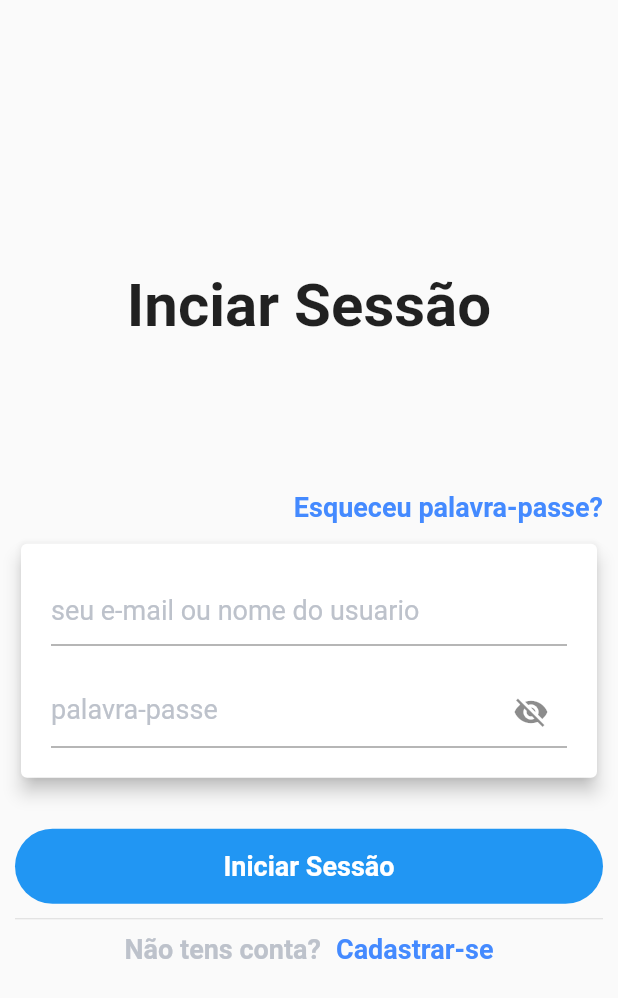
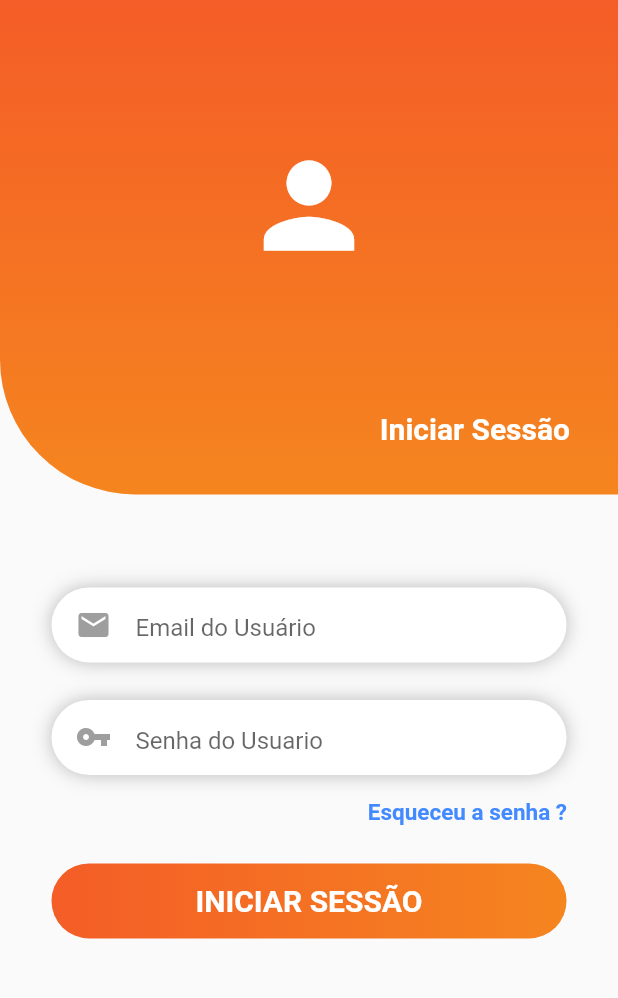
Before and after one commit to HoracioJunior/Food_Ordering_UI, a Flutter app: the screen it shows after launch, item 2 of the bottom bar chosen, after a tap on "Proceed To Checkout", on a phone screen of 412 x 824 dp. Shown: the top 998 px of the screen. Run offline on Flutter 3.47's test engine with Material 2 defaults, Android fonts, the phone set to English and light mode, and no system bars.

Commit message:
Melhoramentos na tela de Iniciar sessao

```diff
--- a/lib/src/pages/sign_page.dart
+++ b/lib/src/pages/sign_page.dart
@@ -7,138 +7,147 @@ class SignInPage extends StatefulWidget {
 }
 
 class _SignInPageState extends State<SignInPage> {
-  bool _toggleVisibility = true;
-
-  Widget _buildEmailTextField() {
-    return TextFormField(
-      decoration: InputDecoration(
-        hintText: "seu e-mail ou nome do usuario",
-        hintStyle: TextStyle(
-          color: Color(0xFFBDC2CB),
-          fontSize: 18.0,
-        ),
-      ),
-    );
-  }
-
-  Widget _buildPasswordTextField() {
-    return TextFormField(
-      decoration: InputDecoration(
-        hintText: "palavra-passe",
-        hintStyle: TextStyle(
-          color: Color(0xFFBDC2CB),
-          fontSize: 18.0,
-        ),
-        suffixIcon: IconButton(
-          onPressed: () {
-            setState(() {
-              _toggleVisibility = !_toggleVisibility;
-            });
-          },
-          icon: _toggleVisibility
-              ? Icon(Icons.visibility_off)
-              : Icon(Icons.visibility),
-        ),
-      ),
-      obscureText: _toggleVisibility,
-    );
-  }
-
   @override
   Widget build(BuildContext context) {
     return Scaffold(
-      body: Padding(
-        padding: EdgeInsets.symmetric(horizontal: 10.0),
+      body: Container(
+        child: Column(
+          children: <Widget>[
+            Container(
+              width: MediaQuery.of(context).size.width,
+              height: MediaQuery.of(context).size.height/2.5,
+              decoration: BoxDecoration(
+                gradient: LinearGradient(
+                  begin: Alignment.topCenter,
+                  end: Alignment.bottomCenter,
+                  colors: [
+                    Color(0xFFf45d27),
+                    Color(0xFFf5851f)
+                  ],
+                ),
+                borderRadius: BorderRadius.only(bottomLeft: Radius.circular(90))
+              ),
               child: Column(
                 mainAxisAlignment: MainAxisAlignment.center,
                 children: <Widget>[
-            Text(
-              "Inciar Sessão",
+                  Spacer(),
+                 Align(
+                   alignment: Alignment.center,
+                    child: Icon(Icons.person, size: 90, color: Colors.white,),
+                 ),
+                 Spacer(),
+                 Align(
+                   alignment: Alignment.bottomRight,
+                   child: Padding(
+                     padding: const EdgeInsets.only(right: 32, bottom: 32),
+                     child: Text("Iniciar Sessão",
                      style: TextStyle(
-                fontSize: 40.0,
+                       fontSize: 20.0,
                        fontWeight: FontWeight.bold,
+                       color: Colors.white
                      ),
                      ),
-            SizedBox(
-              height: 100.0,
-            ),
-            Row(
-              mainAxisAlignment: MainAxisAlignment.end,
-              children: <Widget>[
-                Text(
-                  "Esqueceu palavra-passe?",
-                  style: TextStyle(
-                    fontSize: 18.0,
-                    color: Colors.blueAccent,
-                    fontWeight: FontWeight.bold,
                    ),
                    ),
                 ],
               ),
-            SizedBox(
-              height: 10.0,
             ),
-            Card(
-              elevation: 5.0,
-              child: Padding(
-                padding: EdgeInsets.all(20.0),
+            Container(
+              width: MediaQuery.of(context).size.width,
+              height: MediaQuery.of(context).size.height/2.0,
+              padding: EdgeInsets.only(top: 62),
               child: Column(
                 children: <Widget>[
-                    _buildEmailTextField(),
-                    SizedBox(
-                      height: 20.0,
+                  Container(
+                    width: MediaQuery.of(context).size.width/1.2,
+                    height: 50,
+                    padding: EdgeInsets.only(top: 4,bottom: 4,left: 16,right: 16),
+                    decoration: BoxDecoration(
+                      borderRadius: BorderRadius.all(Radius.circular(50)),
+                      color: Colors.white,
+                      boxShadow: [
+                        BoxShadow(color: Colors.black26, blurRadius: 10.0)
+                      ],
                     ),
-                    _buildPasswordTextField(),
-                  ],
+                    child: TextField(
+                      decoration: InputDecoration(
+                        border: InputBorder.none,
+                        icon: Icon(Icons.email, color: Colors.grey,),
+                        hintText: "Email do Usuário",
                       ),
                     ),
                   ),
-            SizedBox(
-              height: 30.0,
+                  SizedBox(height: 25,),
+                  Container(
+                    width: MediaQuery.of(context).size.width/1.2,
+                    height: 50,
+                    padding: EdgeInsets.only(
+                      top: 4,
+                      bottom: 4,
+                      left: 16,
+                      right: 16
                     ),
-            Container(
-              height: 50.0,
                     decoration: BoxDecoration(
-                  color: Colors.blue,
-                  borderRadius: BorderRadius.circular(25.0)),
+                      borderRadius: BorderRadius.all(Radius.circular(50)),
+                      color: Colors.white,
+                      boxShadow: [
+                        BoxShadow(color: Colors.black26, blurRadius: 10.0)
+                      ],
+                    ),
+                    child: TextField(
+                      decoration: InputDecoration(
+                        border: InputBorder.none,
+                        icon: Icon(Icons.vpn_key, color: Colors.grey,),
+                        hintText: "Senha do Usuario",
+                      ),
+                    ),
+                  ),
+                  GestureDetector(
+                    onTap: (){},
+                      child: Align(
+                      alignment: Alignment.bottomRight,
+                      child: Padding(
+                        padding: EdgeInsets.only(
+                          top: 16, right: 34
+                        ),
+                        child: Text("Esqueceu a senha ?",
+                        style: TextStyle(
+                          fontSize: 15.0,
+                          fontWeight: FontWeight.bold,
+                          color: Colors.blueAccent
+                        ),
+                        ),
+                      ),
+                    ),
+                  ),
+                  SizedBox(height: 25,),
+                  GestureDetector(
+                    onTap: (){},
+                   child: Container(
+                      height: 50,
+                       width: MediaQuery.of(context).size.width/1.2,
+                       decoration: BoxDecoration(
+                         gradient: LinearGradient(
+                           colors: [
+                              Color(0xFFf45d27),
+                              Color(0xFFf5851f)
+                            ],
+                          ),
+                          borderRadius: BorderRadius.circular(50)
+                       ),
                        child: Center(
-                child: Text(
-                  "Iniciar Sessão",
+                         child: Text("Iniciar Sessão".toUpperCase(),
                          style: TextStyle(
                            color: Colors.white,
-                    fontSize: 18.0,
+                           fontSize: 20,
                            fontWeight: FontWeight.bold,
                          ),
                          ),
                        ),
                     ),
-            Divider(
-              height: 20.0,
-            ),
-            Row(
-              mainAxisAlignment: MainAxisAlignment.center,
-              children: <Widget>[
-                Text(
-                  "Não tens conta?",
-                  style: TextStyle(
-                      color: Color(0xFFBDC2CB),
-                      fontWeight: FontWeight.bold,
-                      fontSize: 18.0),
-                ),
-                SizedBox(width: 10.0),
-                GestureDetector(
-                  onTap: (){
-                    Navigator.of(context).pushReplacement(MaterialPageRoute(builder: (BuildContext context) => SignUpPage()));
-                  },
-                  child: Text(
-                    "Cadastrar-se",
-                    style: TextStyle(
-                        color: Colors.blueAccent,
-                        fontWeight: FontWeight.bold,
-                        fontSize: 18.0),
-                  ),
                   ),
                 ],
+              ),
             ),
           ],
         ),
```
Also changed, not shown: 1 other file. Lines whose indentation alone changed are shown as unchanged.
